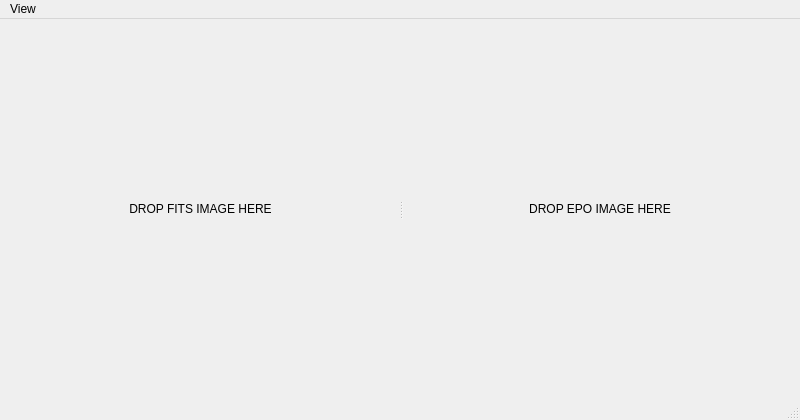
This is gui/PinpointWCS.ui in kapadia/PinpointWCS as Qt 5 draws it before an edit. The edited form follows.
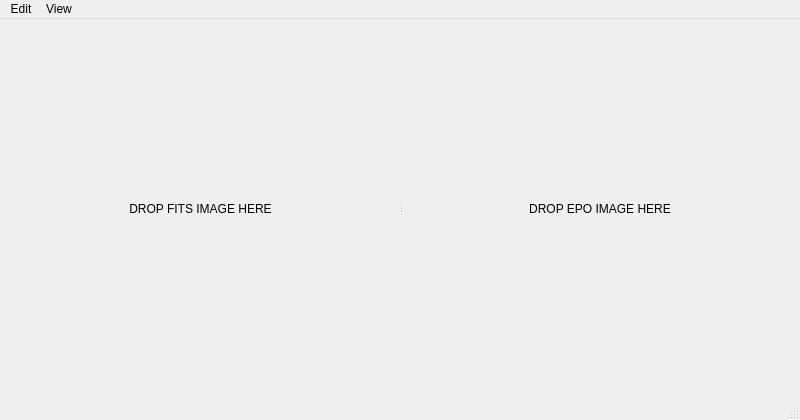
This is the edited form. Custom widgets are drawn as their Qt base class.

Patch:
```diff
--- a/gui/PinpointWCS.ui
+++ b/gui/PinpointWCS.ui
@@ -157,6 +157,14 @@
     <addaction name="actionImageAdjustments"/>
     <addaction name="actionInfo"/>
    </widget>
+   <widget class="QMenu" name="menuEdit">
+    <property name="title">
+     <string>Edit</string>
+    </property>
+    <addaction name="actionUndo"/>
+    <addaction name="actionRedo"/>
+   </widget>
+   <addaction name="menuEdit"/>
    <addaction name="menuView"/>
   </widget>
   <widget class="QStatusBar" name="statusbar"/>
```
Left out of the diff: 16 changed lines with no effect on the pictures.
